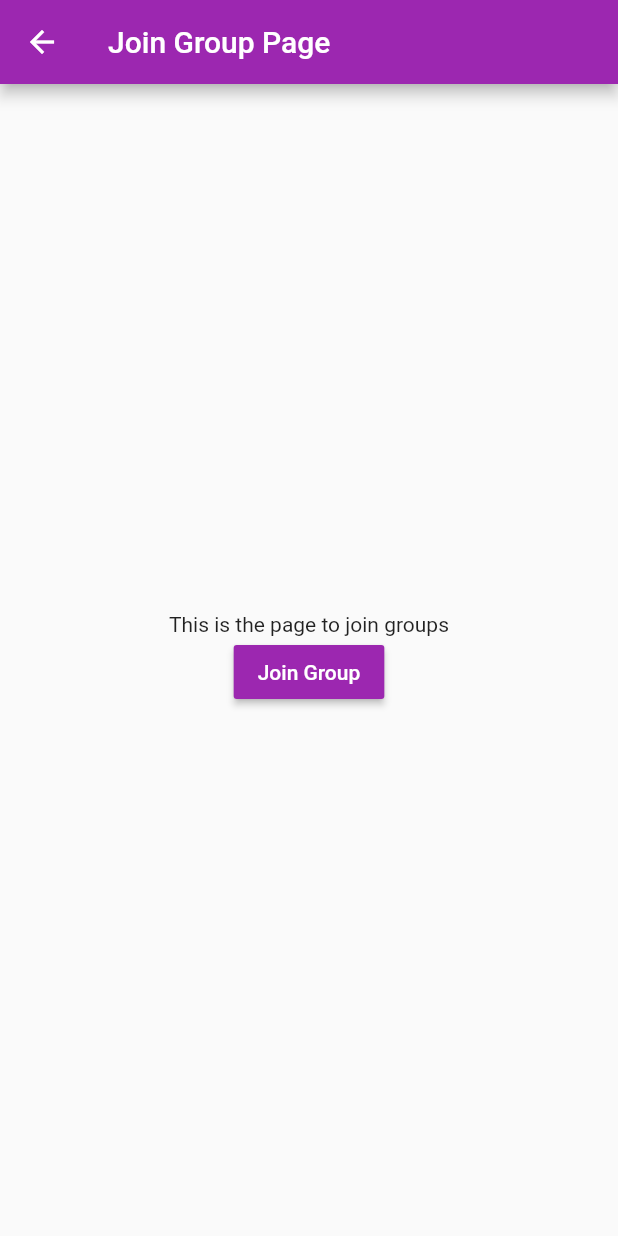
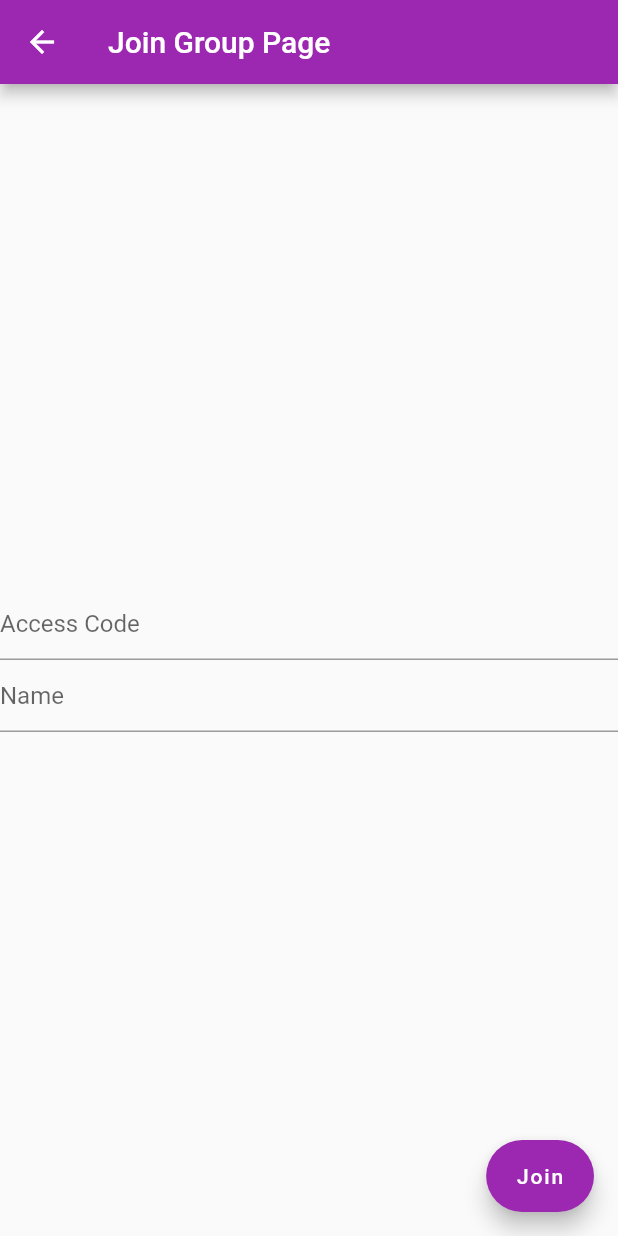
Before and after one commit to nachiketingle/same_home_diff_hacks, a Flutter app: the JoinGroup screen opened by its route, on a phone screen of 412 x 824 dp. Run offline on Flutter 3.47's test engine with Material 2 defaults, Android fonts, the phone set to English and light mode, and no system bars; our stand-ins replace flutter_dotenv, google_maps_flutter, location, shared_preferences; missing offline and left inert: location_permissions; accounts and stored records are empty.

```diff
--- a/lib/Guest/JoinGroup.dart
+++ b/lib/Guest/JoinGroup.dart
@@ -1,11 +1,34 @@
 import 'package:flutter/material.dart';
 import 'package:samehomediffhacks/Helpers/AppThemes.dart';
+import 'package:samehomediffhacks/Services/GroupServices.dart';
 
 class JoinGroup extends StatefulWidget {
   _JoinGroupState createState() => _JoinGroupState();
 }
 
 class _JoinGroupState extends State<JoinGroup> {
+
+  TextEditingController _accessCodeController = TextEditingController();
+  TextEditingController _nameController = TextEditingController();
+  bool _pinging = false;
+
+  void submitCode() async {
+    if(!_isValid() || _pinging) {
+      return;
+    }
+    _pinging = true;
+    String code = _accessCodeController.text;
+    String name = _nameController.text.trim();
+
+    GroupServices.joinGroup(code).then((value) {
+
+    });
+
+  }
+
+  bool _isValid() {
+
+  }
 
   Widget build(BuildContext context) {
     return Scaffold(
@@ -17,16 +40,25 @@ class _JoinGroupState extends State<JoinGroup> {
         child: Column(
           mainAxisAlignment: MainAxisAlignment.center,
           children: <Widget>[
-            Text("This is the page to join groups"),
-            RaisedButton(
-              color: AppThemes.primaryColor,
-              child: Text("Join Group", style: TextStyle(color: AppThemes.buttonTextColor),),
-              onPressed: () {
-                Navigator.pushNamed(context, "/guestLobby");
-              },
-            )
+            TextField(
+              controller: _accessCodeController,
+              decoration: InputDecoration(
+                  hintText: "Access Code"
+              ),
+            ),
+            TextField(
+              controller: _nameController,
+              decoration: InputDecoration(
+                  hintText: "Name"
+              ),
+            ),
           ],
         ),
+      ),
+      floatingActionButton: FloatingActionButton.extended(onPressed: () {
+        submitCode();
+      },
+        label: Text("Join"),
       ),
     );
   }
--- a/lib/RestaurantInfo.dart
+++ b/lib/RestaurantInfo.dart
@@ -9,9 +9,11 @@ class _RestaurantInfoPageState extends State<RestaurantInfoPage> {
 
   Restaurant _restaurant;
 
+  /// Returns the list view for the images based on the URL in the restaurant
   Widget _imagesListView() {
     List<String> imageURL = _restaurant.imageURLs;
 
+    // If we don't have any images, these are the default
     if (imageURL == null) {
       imageURL = List<String>();
       imageURL.add('https://picsum.photos/250?image=9');
@@ -22,7 +24,7 @@ class _RestaurantInfoPageState extends State<RestaurantInfoPage> {
         scrollDirection: Axis.horizontal,
         physics: AlwaysScrollableScrollPhysics(),
           itemBuilder: (context, index) {
-            return Image.network(imageURL[index], width: 60, height: 60,);
+            return Image.network(imageURL[index], width: 200, height: 200,);
           },
           separatorBuilder: (context, index) => Divider(),
           itemCount: imageURL.length
--- a/lib/Services/GroupServices.dart
+++ b/lib/Services/GroupServices.dart
@@ -10,9 +10,9 @@ class GroupServices {
     json['longitude'] = lng.toString();
     json['maxDistance'] = maxDistance.toString();
     print("Creating a group");
-    List<dynamic> list = await Network.put("create-group", json);
-    print("Create group response: " + list[0]);
-    return list[0];
+    Map<String, dynamic> list = await Network.put("create-group", json);
+    print("Create group response: " + list['accessCode']);
+    return list['accessCode'];
   }
 
   static Future<bool> joinGroup(String accessCode) async {
--- a/lib/Services/RestaurantServices.dart
+++ b/lib/Services/RestaurantServices.dart
@@ -5,6 +5,7 @@ import '../Networking/Network.dart';
 class RestaurantServices {
     static Future<List<Restaurant>> getRestaurants() async {
       List<dynamic> body = await Network.get('get-restaurants', null);
+
       List<Restaurant> restaurants = List();
       for(Map<String, dynamic> json in body) {
         restaurants.add(Restaurant.fromJSON(json));
```
Also changed, not shown: lib/Networking/Network.dart (+4 -4 lines).
